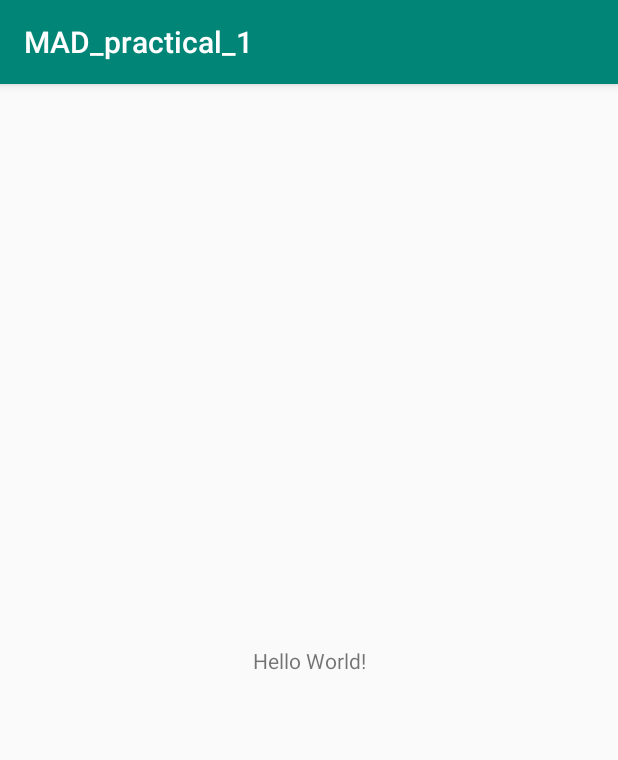
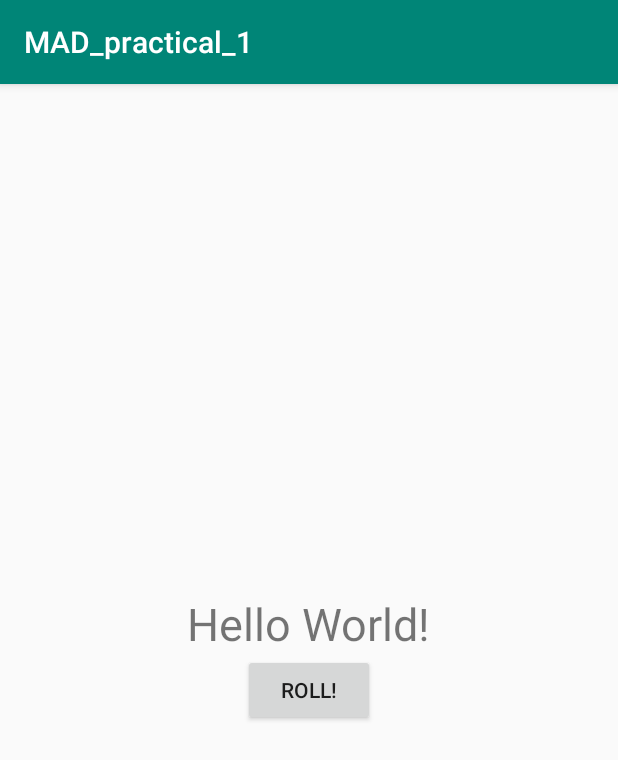
Before and after one commit to ongjh/MAD_practical_1, an Android app: the screen it shows after launch (MainActivity), on a phone screen of 412 x 824 dp. Shown: the top 760 px of the screen. Run offline under Robolectric (Android 15) with nearby library versions, the phone set to English and light mode, and no system bars.

Commit message:
second commit

```diff
--- a/app/src/main/res/layout/activity_main.xml
+++ b/app/src/main/res/layout/activity_main.xml
@@ -1,18 +1,28 @@
 <?xml version="1.0" encoding="utf-8"?>
-<androidx.constraintlayout.widget.ConstraintLayout xmlns:android="http://schemas.android.com/apk/res/android"
+<LinearLayout
+    xmlns:android="http://schemas.android.com/apk/res/android"
     xmlns:app="http://schemas.android.com/apk/res-auto"
     xmlns:tools="http://schemas.android.com/tools"
     android:layout_width="match_parent"
-    android:layout_height="match_parent"
+    android:layout_height="wrap_content"
+    android:orientation="vertical"
+    android:layout_gravity="center_vertical"
     tools:context=".MainActivity">
 
     <TextView
+        android:id="@+id/result_text"
         android:layout_width="wrap_content"
         android:layout_height="wrap_content"
+        android:layout_gravity="center_horizontal"
         android:text="Hello World!"
-        app:layout_constraintBottom_toBottomOf="parent"
-        app:layout_constraintLeft_toLeftOf="parent"
-        app:layout_constraintRight_toRightOf="parent"
-        app:layout_constraintTop_toTopOf="parent" />
+        android:textSize="30sp"
+        />
 
-</androidx.constraintlayout.widget.ConstraintLayout>
+    <Button
+        android:id="@+id/roll_button"
+        android:layout_width="wrap_content"
+        android:layout_height="wrap_content"
+        android:text="@string/roll_label"
+        android:layout_gravity="center_horizontal"/>
+
+</LinearLayout>
--- a/app/src/main/res/values/strings.xml
+++ b/app/src/main/res/values/strings.xml
@@ -1,3 +1,4 @@
 <resources>
     <string name="app_name">MAD_practical_1</string>
+    <string name="roll_label">Roll!</string>
 </resources>
```
Also changed, not shown: app/src/main/java/com/example/mad_practical_1/MainActivity.kt (+34 -0 lines).
